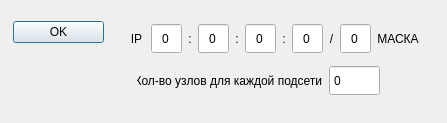
First picture: the form in seti_1/subwindowenterip.ui, repository DemVD/Networks, before the edit.
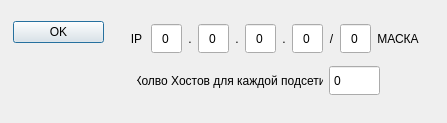
Second picture: the form after the edit.

What changed in the file:
```diff
--- a/seti_1/subwindowenterip.ui
+++ b/seti_1/subwindowenterip.ui
@@ -116,7 +116,7 @@
           <item>
            <widget class="QLabel" name="label">
             <property name="text">
-             <string>:</string>
+             <string>.</string>
             </property>
             <property name="alignment">
              <set>Qt::AlignCenter</set>
@@ -160,7 +160,7 @@
           <item>
            <widget class="QLabel" name="label_2">
             <property name="text">
-             <string>:</string>
+             <string>.</string>
             </property>
             <property name="alignment">
              <set>Qt::AlignCenter</set>
@@ -204,7 +204,7 @@
           <item>
            <widget class="QLabel" name="label_3">
             <property name="text">
-             <string>:</string>
+             <string>.</string>
             </property>
             <property name="alignment">
              <set>Qt::AlignCenter</set>
@@ -333,7 +333,7 @@
            </size>
           </property>
           <property name="text">
-           <string>Кол-во узлов для каждой подсети:</string>
+           <string>Колво Хостов для каждой подсети</string>
           </property>
           <property name="alignment">
            <set>Qt::AlignCenter</set>
```
Left out of the diff: 5 changed lines with no effect on the pictures.
